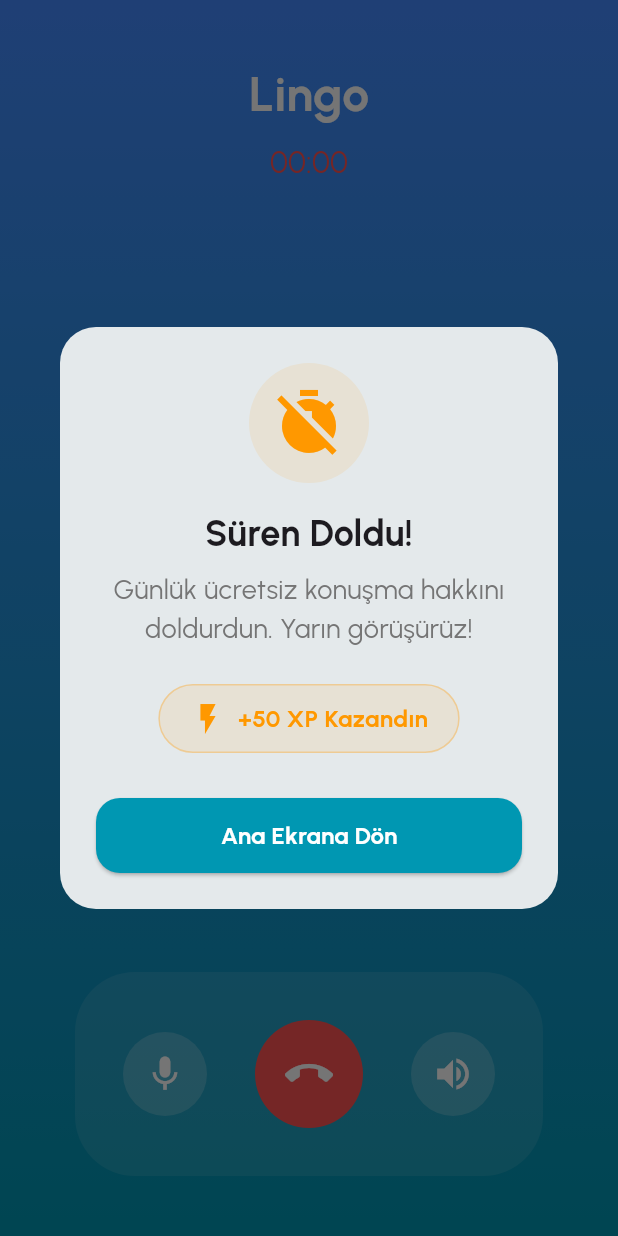
After one commit to gorkemoji/internship_project_template, a Flutter app: the AiCallScreen screen opened directly, after a tap on the "mic" icon, on a phone screen of 412 x 824 dp. The commit adds this screen. Run offline on Flutter 3.47's test engine with Material 3 defaults, Android fonts, the phone set to English and light mode, and no system bars; our stand-ins replace cloud_firestore, firebase_auth, firebase_core, google_fonts, google_sign_in, smooth_page_indicator; accounts and stored records are empty.

Commit message:
Added AI Call (Action Screen) Screen for Lingo.

```diff
--- a/lib/service/database_service.dart
+++ b/lib/service/database_service.dart
@@ -10,7 +10,7 @@ class DatabaseService {
       'email': email,
       'level': 'Başlangıç',
       'points': 0,
-      'streak': 0,
+      'streak': 1,
       'isPremium': false,
       'planType': 'free',
       'dailySecondsLeft': 120,
--- /dev/null
+++ b/lib/view/screen/call/ai_call_screen.dart
@@ -0,0 +1,118 @@
+import 'package:flutter/material.dart';
+import 'package:flutter/services.dart';
+import 'package:provider/provider.dart';
+import '../../../../constant/application_colors.dart';
+import '../../../viewmodel/ai_call_viewmodel.dart';
+import '../../widget/call/call_controls.dart';
+import '../../widget/call/pulsing_avatar.dart';
+
+class AiCallScreen extends StatelessWidget {
+  const AiCallScreen({super.key});
+
+  @override
+  Widget build(BuildContext context) {
+    return ChangeNotifierProvider(
+      create: (_) => AiCallViewModel(),
+      child: AnnotatedRegion<SystemUiOverlayStyle>(
+        value: const SystemUiOverlayStyle(
+          statusBarColor: Colors.transparent,
+          statusBarBrightness: Brightness.dark,
+          statusBarIconBrightness: Brightness.light,
+        ),
+        child: Scaffold(
+          body: Consumer<AiCallViewModel>(
+            builder: (context, viewModel, child) {
+              if (!viewModel.isPremium && !viewModel.isLoadingData && viewModel.aiState != AiState.connecting && viewModel.durationString == "00:00") {
+                WidgetsBinding.instance.addPostFrameCallback((_) {
+                  viewModel.endCallAutomatically(context);
+                });
+              }
+
+              return Container(
+                width: double.infinity,
+                height: double.infinity,
+                decoration: const BoxDecoration(
+                  gradient: LinearGradient(
+                    colors: [
+                      Colors.blueAccent,
+                      ApplicationColors.accent,
+                    ],
+                    begin: Alignment.topCenter,
+                    end: Alignment.bottomCenter,
+                  ),
+                ),
+                child: SafeArea(
+                  child: Column(
+                    children: [
+                      const SizedBox(height: 40),
+
+                      const Text(
+                        "Lingo",
+                        style: TextStyle(
+                          color: Colors.white,
+                          fontSize: 32,
+                          fontWeight: FontWeight.bold,
+                        ),
+                      ),
+                      const SizedBox(height: 8),
+                      Text(
+                        viewModel.aiState == AiState.connecting
+                            ? "Bağlanıyor..."
+                            : viewModel.durationString,
+                        style: TextStyle(
+                          color: (!viewModel.isPremium && viewModel.durationString.startsWith("00:0"))
+                              ? Colors.redAccent
+                              : Colors.white.withValues(alpha: 0.8),
+                          fontSize: 20,
+                          fontFeatures: const [FontFeature.tabularFigures()],
+                        ),
+                      ),
+
+                      Expanded(
+                        child: Column(
+                          mainAxisAlignment: MainAxisAlignment.center,
+                          children: [
+                            PulsingAvatar(aiState: viewModel.aiState),
+
+                            const SizedBox(height: 40),
+
+                            AnimatedOpacity(
+                              duration: const Duration(milliseconds: 300),
+                              opacity: viewModel.aiState == AiState.listening ? 1.0 : 0.0,
+                              child: Container(
+                                padding: const EdgeInsets.symmetric(horizontal: 20, vertical: 10),
+                                decoration: BoxDecoration(
+                                  color: Colors.black.withValues(alpha: 0.2),
+                                  borderRadius: BorderRadius.circular(30),
+                                ),
+                                child: const Row(
+                                  mainAxisSize: MainAxisSize.min,
+                                  children: [
+                                    Icon(Icons.graphic_eq, color: Colors.white, size: 20),
+                                    SizedBox(width: 8),
+                                    Text(
+                                      "Dinliyor...",
+                                      style: TextStyle(color: Colors.white, fontWeight: FontWeight.bold),
+                                    ),
+                                  ],
+                                ),
+                              ),
+                            ),
+                          ],
+                        ),
+                      ),
+
+                      CallControls(viewModel: viewModel),
+
+                      const SizedBox(height: 40),
+                    ],
+                  ),
+                ),
+              );
+            },
+          ),
+        ),
+      )
+    );
+  }
+}
--- a/lib/view/screen/home/dashboard_screen.dart
+++ b/lib/view/screen/home/dashboard_screen.dart
@@ -4,6 +4,8 @@ import 'package:internship_project_template/view/widget/home/home_soon_bottom_sh
 import '../../../viewmodel/home_viewmodel.dart';
 import '../../widget/home/home_ai_card.dart';
 import '../../widget/home/home_lesson_card.dart';
+import '../call/ai_call_screen.dart';
+import '../paywall/paywall_screen.dart';
 
 class DashboardScreen extends StatelessWidget {
   final HomeViewModel viewModel;
@@ -25,9 +27,14 @@ class DashboardScreen extends StatelessWidget {
       stream: viewModel.userStream,
       builder: (context, snapshot) {
         String userName = "Kullanıcı";
+        bool isPremium = false;
+        int dailySecondsLeft = 120;
+
         if (snapshot.hasData && snapshot.data!.exists) {
           final data = snapshot.data!.data() as Map<String, dynamic>;
           userName = data['username'] ?? "Kullanıcı";
+          isPremium = data['isPremium'] ?? false;
+          dailySecondsLeft = data['dailySecondsLeft'] ?? 120;
         }
 
         return ListView(
@@ -46,7 +53,21 @@ class DashboardScreen extends StatelessWidget {
             const SizedBox(height: 30),
 
             HomeAiCard(
-              onTap: () => _showComingSoon(context),
+              onTap: () {
+                final canEnter = viewModel.canStartAiCall(
+                    isPremium: isPremium,
+                    dailySecondsLeft: dailySecondsLeft
+                );
+
+                if (canEnter) {
+                  Navigator.push(
+                    context,
+                    MaterialPageRoute(builder: (context) => const AiCallScreen()),
+                  );
+                } else {
+                  _showPremiumAlert(context);
+                }
+              }
             ),
 
             const SizedBox(height: 30),
@@ -94,4 +115,19 @@ class DashboardScreen extends StatelessWidget {
       },
     );
   }
+
+  void _showPremiumAlert(BuildContext context) {
+    ScaffoldMessenger.of(context).showSnackBar(
+      const SnackBar(
+        content: Text("Günlük süreniz doldu! Sınırsız konuşma için Premium plana geçin."),
+        backgroundColor: Colors.orange,
+        duration: Duration(seconds: 2),
+      ),
+    );
+
+    Navigator.push(
+      context,
+      MaterialPageRoute(builder: (context) => const PaywallScreen()),
+    );
+  }
 }
--- /dev/null
+++ b/lib/view/widget/call/call_controls.dart
@@ -0,0 +1,75 @@
+import 'package:flutter/material.dart';
+import 'package:internship_project_template/constant/application_colors.dart';
+
+import '../../../viewmodel/ai_call_viewmodel.dart';
+
+class CallControls extends StatelessWidget {
+  final AiCallViewModel viewModel;
+
+  const CallControls({super.key, required this.viewModel});
+
+  @override
+  Widget build(BuildContext context) {
+    return Container(
+      padding: const EdgeInsets.all(32.0),
+      decoration: BoxDecoration(
+        color: Colors.white.withValues(alpha: 0.1),
+        borderRadius: BorderRadius.circular(40),
+      ),
+      child: Row(
+        mainAxisSize: MainAxisSize.min,
+        mainAxisAlignment: MainAxisAlignment.center,
+        children: [
+          _buildCircleButton(
+            icon: viewModel.isMicMuted ? Icons.mic_off : Icons.mic,
+            color: viewModel.isMicMuted ? ApplicationColors.darkGrey : Colors.white,
+            bgColor: viewModel.isMicMuted ? Colors.white : Colors.white.withValues(alpha: 0.2),
+            onTap: viewModel.toggleMute,
+          ),
+
+          const SizedBox(width: 32),
+
+          _buildCircleButton(
+            icon: Icons.call_end,
+            color: Colors.white,
+            bgColor: Colors.redAccent,
+            size: 72,
+            iconSize: 32,
+            onTap: () => viewModel.endCall(context),
+          ),
+
+          const SizedBox(width: 32),
+
+          _buildCircleButton(
+            icon: Icons.volume_up,
+            color: viewModel.isSpeakerOn ? ApplicationColors.darkGrey : Colors.white,
+            bgColor: viewModel.isSpeakerOn ? Colors.white : Colors.white.withValues(alpha: 0.2),
+            onTap: viewModel.toggleSpeaker,
+          ),
+        ],
+      ),
+    );
+  }
+
+  Widget _buildCircleButton({
+    required IconData icon,
+    required Color color,
+    required Color bgColor,
+    required VoidCallback onTap,
+    double size = 56,
+    double iconSize = 28,
+  }) {
+    return GestureDetector(
+      onTap: onTap,
+      child: Container(
+        width: size,
+        height: size,
+        decoration: BoxDecoration(
+          color: bgColor,
+          shape: BoxShape.circle,
+        ),
+        child: Icon(icon, color: color, size: iconSize),
+      ),
+    );
+  }
+}
--- /dev/null
+++ b/lib/view/widget/call/pulsing_avatar.dart
@@ -0,0 +1,99 @@
+import 'package:flutter/material.dart';
+import '../../../../constant/application_colors.dart';
+import '../../../viewmodel/ai_call_viewmodel.dart';
+
+class PulsingAvatar extends StatefulWidget {
+  final AiState aiState;
+
+  const PulsingAvatar({super.key, required this.aiState});
+
+  @override
+  State<PulsingAvatar> createState() => _PulsingAvatarState();
+}
+
+class _PulsingAvatarState extends State<PulsingAvatar> with SingleTickerProviderStateMixin {
+  late AnimationController _controller;
+  late Animation<double> _scaleAnimation;
+
+  @override
+  void initState() {
+    super.initState();
+    _controller = AnimationController(
+      vsync: this,
+      duration: const Duration(milliseconds: 1500),
+    )..repeat(reverse: true);
+
+    _scaleAnimation = Tween<double>(begin: 1.0, end: 1.2).animate(
+      CurvedAnimation(parent: _controller, curve: Curves.easeInOut),
+    );
+  }
+
+  @override
+  void dispose() {
+    _controller.dispose();
+    super.dispose();
+  }
+
+  @override
+  Widget build(BuildContext context) {
+    // Sadece Lingo konuşurken animasyon çalışacaktır
+    if (widget.aiState == AiState.speaking) {
+      if (!_controller.isAnimating) _controller.repeat(reverse: true);
+    } else {
+      _controller.stop();
+      _controller.value = 0.0;
+    }
+
+    return Stack(
+      alignment: Alignment.center,
+      children: [
+        if (widget.aiState == AiState.speaking)
+          ScaleTransition(
+            scale: _scaleAnimation,
+            child: Container(
+              width: 220,
+              height: 220,
+              decoration: BoxDecoration(
+                shape: BoxShape.circle,
+                color: ApplicationColors.accent.withValues(alpha: 0.2),
+              ),
+            ),
+          ),
+
+        if (widget.aiState == AiState.speaking)
+          ScaleTransition(
+            scale: Tween<double>(begin: 1.0, end: 1.1).animate(_controller),
+            child: Container(
+              width: 190,
+              height: 190,
+              decoration: BoxDecoration(
+                shape: BoxShape.circle,
+                color: ApplicationColors.accent.withValues(alpha: 0.4),
+              ),
+            ),
+          ),
+
+        Container(
+          width: 160,
+          height: 160,
+          decoration: BoxDecoration(
+            shape: BoxShape.circle,
+            color: Colors.white,
+            border: Border.all(color: Colors.white, width: 4),
+            boxShadow: [
+              BoxShadow(
+                color: Colors.black.withValues(alpha: 0.1),
+                blurRadius: 20,
+                offset: const Offset(0, 10),
+              )
+            ],
+            image: const DecorationImage(
+              image: AssetImage('assets/images/lingo.png'),
+              fit: BoxFit.contain,
+            ),
+          ),
+        ),
+      ],
+    );
+  }
+}
--- /dev/null
+++ b/lib/viewmodel/ai_call_viewmodel.dart
@@ -0,0 +1,259 @@
+import 'dart:async';
+import 'package:cloud_firestore/cloud_firestore.dart';
+import 'package:firebase_auth/firebase_auth.dart';
+import 'package:flutter/material.dart';
+import '../constant/application_colors.dart';
+
+enum AiState { connecting, listening, thinking, speaking } // UI için enum durumları
+
+class AiCallViewModel extends ChangeNotifier {
+  AiState _aiState = AiState.connecting;
+  bool _isMicMuted = false;
+  bool _isSpeakerOn = false;
+
+  bool _isCallEnded = false;
+  bool get isCallEnded => _isCallEnded;
+
+  Timer? _timer;
+  int _secondsCounter = 0;
+
+  bool _isPremium = false;
+  int _dailySecondsLeft = 120;
+  bool _isLoadingData = true;
+
+  final FirebaseFirestore _firestore = FirebaseFirestore.instance;
+  final FirebaseAuth _auth = FirebaseAuth.instance;
+
+  AiState get aiState => _aiState;
+  bool get isMicMuted => _isMicMuted;
+  bool get isSpeakerOn => _isSpeakerOn;
+  bool get isLoadingData => _isLoadingData;
+  bool get isPremium => _isPremium;
+
+  String get durationString {
+    final minutes = (_secondsCounter ~/ 60).toString().padLeft(2, '0');
+    final seconds = (_secondsCounter % 60).toString().padLeft(2, '0');
+    return "$minutes:$seconds";
+  }
+
+  AiCallViewModel() {
+    _initCall();
+  }
+
+  Future<void> _initCall() async {
+    final user = _auth.currentUser;
+    if (user != null) {
+      try {
+        final doc = await _firestore.collection('users').doc(user.uid).get();
+        if (doc.exists) {
+          final data = doc.data() as Map<String, dynamic>;
+          _isPremium = data['isPremium'] ?? false;
+          _dailySecondsLeft = data['dailySecondsLeft'] ?? 120;
+
+          if (!_isPremium && _dailySecondsLeft <= 0) {
+            _secondsCounter = 0;
+          } else {
+            _secondsCounter = _isPremium ? 0 : _dailySecondsLeft;
+          }
+        }
+      } catch (e) {
+        debugPrint("Veri çekme hatası: $e");
+      }
+    }
+
+    _isLoadingData = false;
+    notifyListeners();
+
+    _startSimulation();
+  }
+
+  void _startSimulation() async {
+    if (_isLoadingData) return;
+
+    if (!_isPremium && _dailySecondsLeft <= 0) {
+      return;
+    }
+
+    await Future.delayed(const Duration(milliseconds: 1500)); // Varsayılan olarak 1.5 saniye verilmiştir
+    _aiState = AiState.speaking;
+    notifyListeners();
+
+    _startTimer();
+
+    Future.delayed(const Duration(seconds: 3), () {
+      if (_aiState != AiState.connecting && _aiState != AiState.thinking) {
+        _aiState = AiState.listening;
+        notifyListeners();
+      }
+    });
+  }
+
+  void _startTimer() {
+    _timer = Timer.periodic(const Duration(seconds: 1), (timer) {
+      if (_isPremium) {
+        // Premium planda süre değişkeni sayaç gibi ileri akacaktır
+        _secondsCounter++;
+      } else {
+        // Ücretsiz planda ise veritabanındaki kalan süreye göre sayaç geriye akacaktır
+        _secondsCounter--;
+
+        if (_secondsCounter <= 0) {
+          _timer?.cancel();
+          _secondsCounter = 0;
+        }
+      }
+      notifyListeners();
+    });
+  }
+
+  void toggleMute() {
+    _isMicMuted = !_isMicMuted;
+    notifyListeners();
+  }
+
+  void toggleSpeaker() {
+    _isSpeakerOn = !_isSpeakerOn;
+    notifyListeners();
+  }
+
+  void endCall(BuildContext context) {
+    if (_isCallEnded) return;
+    _isCallEnded = true;
+
+    _finishCallAndSave(context, timeRanOut: false);
+  }
+
+  void endCallAutomatically(BuildContext context) {
+    if (_isCallEnded) return;
+    _isCallEnded = true;
+
+    _finishCallAndSave(context, timeRanOut: true);
+  }
+
+  void _finishCallAndSave(BuildContext context, {required bool timeRanOut}) {
+    _timer?.cancel();
+
+    const int xpEarned = 50;
+    _updateDatabaseOnExit(points: xpEarned);
+
+    showDialog(
+      context: context,
+      barrierDismissible: false,
+      builder: (context) => _buildSummaryDialog(context, xpEarned, timeRanOut),
+    );
+  }
+
+  Future<void> _updateDatabaseOnExit({int points = 0}) async {
+    final user = _auth.currentUser;
+    if (user == null) return;
+
+    Map<String, dynamic> updates = {};
+
+    if (points > 0) {
+      updates['points'] = FieldValue.increment(points);
+    }
+
+    if (!_isPremium) {
+      int finalTime = _secondsCounter < 0 ? 0 : _secondsCounter;
+      updates['dailySecondsLeft'] = finalTime;
+    }
+
+    try {
+      await _firestore.collection('users').doc(user.uid).update(updates);
+      debugPrint("Veritabanı güncellendi. Kalan Süre: $_secondsCounter");
+    } catch (e) {
+      debugPrint("DB Güncelleme Hatası: $e");
+    }
+  }
+
+  Widget _buildSummaryDialog(BuildContext context, int xpEarned, bool timeRanOut) {
+    return Dialog(
+      shape: RoundedRectangleBorder(borderRadius: BorderRadius.circular(24)),
+      child: Padding(
+        padding: const EdgeInsets.all(24.0),
+        child: Column(
+          mainAxisSize: MainAxisSize.min,
+          children: [
+            Container(
+              padding: const EdgeInsets.all(16),
+              decoration: BoxDecoration(
+                color: timeRanOut ? Colors.orange.withValues(alpha: 0.1) : Colors.green.withValues(alpha: 0.1),
+                shape: BoxShape.circle,
+              ),
+              child: Icon(
+                  timeRanOut ? Icons.timer_off : Icons.check_circle,
+                  color: timeRanOut ? Colors.orange : Colors.green,
+                  size: 48
+              ),
+            ),
+            const SizedBox(height: 16),
+
+            Text(
+              timeRanOut ? "Süren Doldu!" : "Harika Konuşma!",
+              style: const TextStyle(fontSize: 24, fontWeight: FontWeight.bold),
+            ),
+            const SizedBox(height: 8),
+
+            Text(
+              timeRanOut
+                  ? "Günlük ücretsiz konuşma hakkını doldurdun. Yarın görüşürüz!"
+                  : "Pratik yaparak kendini geliştirmeye devam ediyorsun.",
+              textAlign: TextAlign.center,
+              style: TextStyle(color: Colors.grey.shade600, fontSize: 18),
+            ),
+            const SizedBox(height: 24),
+
+            Container(
+              padding: const EdgeInsets.symmetric(horizontal: 20, vertical: 10),
+              decoration: BoxDecoration(
+                color: Colors.orange.withValues(alpha: 0.1),
+                borderRadius: BorderRadius.circular(30),
+                border: Border.all(color: Colors.orange.withValues(alpha: 0.3)),
+              ),
+              child: Row(
+                mainAxisSize: MainAxisSize.min,
+                children: [
+                  const Icon(Icons.flash_on, color: Colors.orange),
+                  const SizedBox(width: 8),
+                  Text(
+                    "+$xpEarned XP Kazandın",
+                    style: const TextStyle(
+                        color: Colors.orange,
+                        fontWeight: FontWeight.bold,
+                        fontSize: 16
+                    ),
+                  ),
+                ],
+              ),
+            ),
+
+            const SizedBox(height: 30),
+
+            SizedBox(
+              width: double.infinity,
+              height: 50,
+              child: ElevatedButton(
+                onPressed: () {
+                  Navigator.pop(context);
+                  Navigator.pop(context);
+                },
+                style: ElevatedButton.styleFrom(
+                  backgroundColor: ApplicationColors.accent,
+                  foregroundColor: Colors.white,
+                  shape: RoundedRectangleBorder(borderRadius: BorderRadius.circular(16)),
+                ),
+                child: const Text("Ana Ekrana Dön", style: TextStyle(fontWeight: FontWeight.bold, fontSize: 16)),
+              ),
+            ),
+          ],
+        ),
+      ),
+    );
+  }
+
+  @override
+  void dispose() {
+    _timer?.cancel();
+    super.dispose();
+  }
+}
--- a/lib/viewmodel/home_viewmodel.dart
+++ b/lib/viewmodel/home_viewmodel.dart
@@ -28,4 +28,12 @@ class HomeViewModel extends ChangeNotifier {
       userStream = _databaseService.getUserStream(user.uid);
     }
   }
+
+  bool canStartAiCall({required bool isPremium, required int dailySecondsLeft}) {
+    if (isPremium) {
+      return true;
+    } else {
+      return dailySecondsLeft > 0;
+    }
+  }
 }
```
